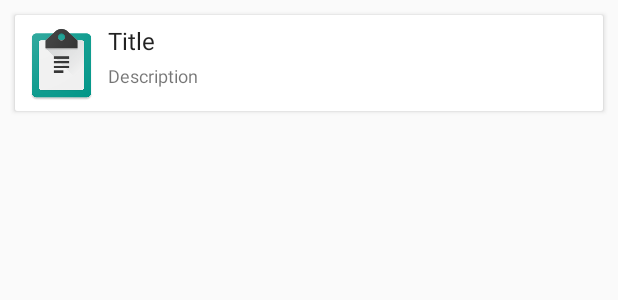
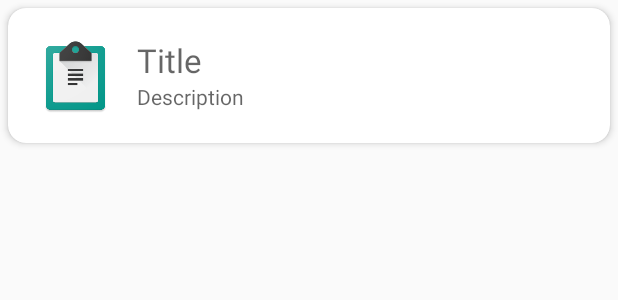
Before and after one commit to nasreekar/landmark-notes, an Android app: the layout note_list_item.xml on its own in the app's theme, with its tools: preview values and no code run, on a phone screen of 412 x 824 dp. Shown: the top 300 px of the screen. Run offline under Robolectric (Android 15) with nearby library versions, the phone set to English and light mode, and no system bars.

Commit message:
Updated list row layout

```diff
--- a/app/src/main/res/layout/note_list_item.xml
+++ b/app/src/main/res/layout/note_list_item.xml
@@ -1,58 +1,55 @@
 <?xml version="1.0" encoding="utf-8"?>
 <LinearLayout xmlns:android="http://schemas.android.com/apk/res/android"
-    android:orientation="vertical" android:layout_width="match_parent"
+    xmlns:card_view="http://schemas.android.com/apk/res-auto"
+    android:orientation="vertical"
+    android:layout_width="match_parent"
     android:layout_height="wrap_content">
 
     <android.support.v7.widget.CardView
-        android:layout_margin="10dp"
         android:layout_width="match_parent"
-        android:layout_height="wrap_content">
+        android:layout_height="match_parent"
+        android:id="@+id/card_view"
+        android:layout_margin="5dp"
+        card_view:cardCornerRadius="12dp"
+        card_view:cardElevation="3dp"
+        card_view:contentPadding="4dp">
 
         <RelativeLayout
             android:id="@+id/rlNotes"
-            android:layout_width="fill_parent"
-            android:layout_height="?android:attr/listPreferredItemHeight"
-            android:padding="6dp"
+            android:layout_width="match_parent"
+            android:layout_height="wrap_content"
+            android:padding="16dp"
             android:background="@drawable/selector_row">
 
             <ImageView
                 android:id="@+id/icon"
                 android:layout_width="50dp"
                 android:layout_height="50dp"
-                android:layout_alignParentBottom="true"
+                android:layout_alignParentLeft="true"
                 android:layout_alignParentTop="true"
-                android:layout_marginRight="6dip"
+                android:layout_marginRight="16dp"
                 android:contentDescription="TODO"
                 android:src="@drawable/note_icon" />
 
             <TextView
-                android:id="@+id/tvListDescription"
-                android:layout_width="fill_parent"
-                android:layout_height="26dip"
-                android:layout_alignParentBottom="true"
-                android:layout_alignParentRight="true"
-                android:layout_toRightOf="@id/icon"
-                android:ellipsize="marquee"
+                android:id="@+id/tvListTitle"
+                android:layout_width="wrap_content"
+                android:layout_height="wrap_content"
+                android:layout_alignParentTop="true"
+                android:layout_toRightOf="@+id/icon"
+                android:hint="@string/tvListTitle"
                 android:maxLines="1"
-                android:text="@string/tvListDescription"
-                android:textSize="12sp" />
+                android:textAppearance="?android:attr/textAppearanceLarge" />
 
             <TextView
-                android:id="@+id/tvListTitle"
-                android:layout_width="fill_parent"
+                android:layout_width="wrap_content"
                 android:layout_height="wrap_content"
-                android:layout_above="@id/tvListTitle"
-                android:layout_alignParentRight="true"
-                android:layout_alignParentTop="true"
-                android:layout_alignWithParentIfMissing="true"
-                android:layout_toRightOf="@id/icon"
-                android:gravity="center_vertical"
-                android:text="@string/tvListTitle"
-                android:textAppearance="@style/Base.TextAppearance.AppCompat.Large"
-                android:textSize="16sp" />
+                android:id="@+id/tvListDescription"
+                android:layout_toRightOf="@+id/icon"
+                android:layout_below="@+id/tvListTitle"
+                android:hint="@string/tvListDescription"/>
 
         </RelativeLayout>
-
 
     </android.support.v7.widget.CardView>
 
```
